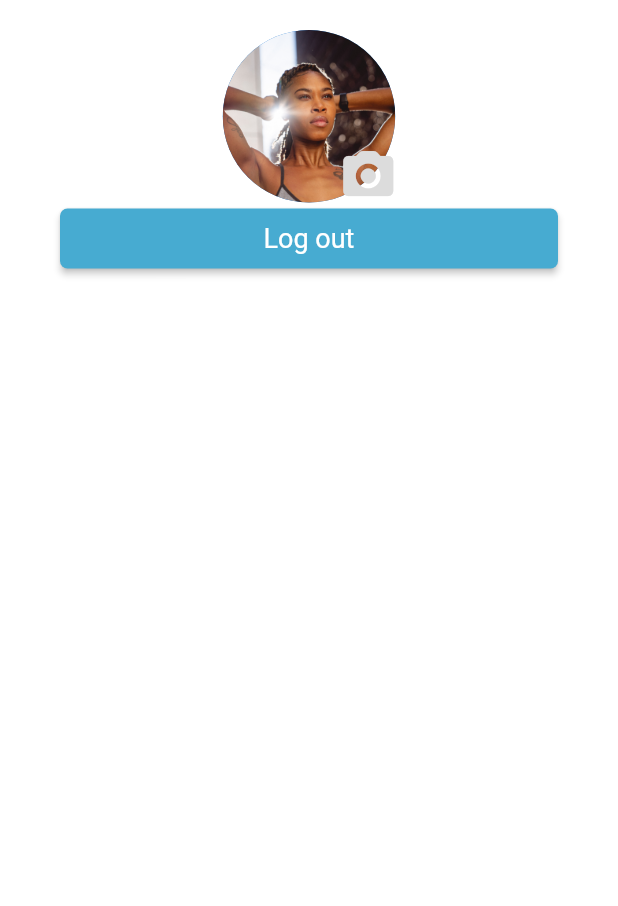
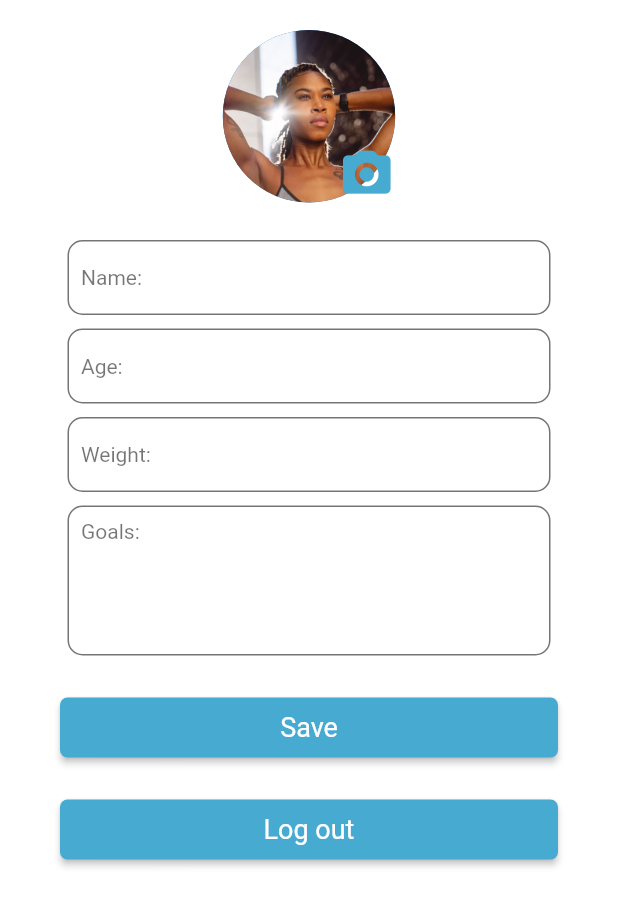
Before and after one commit to joelplotnik/HunterFit, a Flutter app: the ProfileView screen opened directly, on a phone screen of 412 x 824 dp. Shown: the top 906 px of the screen. Run offline on Flutter 3.47's test engine with Material 2 defaults, Android fonts, the phone set to English and light mode, and no system bars; our stand-ins replace flutter_svg, font_awesome_flutter, google_maps_flutter, location, sqflite; accounts and stored records are empty.

Commit message:
Updated profile_view.dart

```diff
--- a/lib/view/forms/login_form.dart
+++ b/lib/view/forms/login_form.dart
@@ -31,7 +31,7 @@ class LoginFormState extends State<LoginForm> {
     loginViewModel.getUserDB();
 
     // ********** For testing purposes ***********
-    // signupViewModel.deleteUser(''); // Enter a username is database to delete user
+    // signupViewModel.deleteUser(''); // Enter a username in database to delete user
     loginViewModel.printDatabase();
 
     // Build a Form widget using the _formKey created above.
--- a/lib/view/profile_view.dart
+++ b/lib/view/profile_view.dart
@@ -50,8 +50,8 @@ class _ProfileViewState extends State<ProfileView> {
                               onPressed: () => {},
                               child: const Icon(
                                 Icons.camera_alt_rounded,
-                                color: Color(0xFFdcdcdc),
-                                size: 40,
+                                color: Color(0xFF47ABD1),
+                                size: 38,
                               ),
                             ),
                           ),
@@ -59,6 +59,128 @@ class _ProfileViewState extends State<ProfileView> {
                       ],
                     ),
                   ),
+                  const SizedBox(height: 20),
+
+                  Padding(
+                    padding: const EdgeInsets.fromLTRB(5, 5, 5, 4),
+                    child: Container(
+                      height: 50,
+                      child: const Align(
+                        alignment: Alignment.centerLeft,
+                        child: Padding(
+                          padding: EdgeInsets.all(8.0),
+                          child: Text(
+                            'Name: ',
+                            style: TextStyle(color: Colors.black54),
+                          ),
+                        ),
+                      ),
+                      decoration: BoxDecoration(
+                          borderRadius:
+                              const BorderRadius.all(Radius.circular(10)),
+                          border: Border.all(width: 1.0, color: Colors.black54)),
+                    ),
+                  ),
+
+                  Padding(
+                    padding: const EdgeInsets.fromLTRB(5, 5, 5, 4),
+                    child: Container(
+                      height: 50,
+                      child: const Align(
+                        alignment: Alignment.centerLeft,
+                        child: Padding(
+                          padding: EdgeInsets.all(8.0),
+                          child: Text(
+                            'Age: ',
+                            style: TextStyle(color: Colors.black54),
+                          ),
+                        ),
+                      ),
+                      decoration: BoxDecoration(
+                          borderRadius:
+                          const BorderRadius.all(Radius.circular(10)),
+                          border: Border.all(width: 1.0, color: Colors.black54)),
+                    ),
+                  ),
+
+                  Padding(
+                    padding: const EdgeInsets.fromLTRB(5, 5, 5, 4),
+                    child: Container(
+                      height: 50,
+                      child: const Align(
+                        alignment: Alignment.centerLeft,
+                        child: Padding(
+                          padding: EdgeInsets.all(8.0),
+                          child: Text(
+                            'Weight: ',
+                            style: TextStyle(color: Colors.black54),
+                          ),
+                        ),
+                      ),
+                      decoration: BoxDecoration(
+                          borderRadius:
+                          const BorderRadius.all(Radius.circular(10)),
+                          border: Border.all(width: 1.0, color: Colors.black54)),
+                    ),
+                  ),
+
+                  Padding(
+                    padding: const EdgeInsets.fromLTRB(5, 5, 5, 4),
+                    child: Container(
+                      height: 100,
+                      child: const Align(
+                        alignment: Alignment.topLeft,
+                        child: Padding(
+                          padding: EdgeInsets.all(8.0),
+                          child: Text(
+                            'Goals: ',
+                            style: TextStyle(color: Colors.black54),
+                          ),
+                        ),
+                      ),
+                      decoration: BoxDecoration(
+                          borderRadius:
+                          const BorderRadius.all(Radius.circular(10)),
+                          border: Border.all(width: 1.0, color: Colors.black54)),
+                    ),
+                  ),
+
+                  const SizedBox(height: 20),
+
+                  ElevatedButton(
+                    child: const Text(
+                      'Save',
+                      textAlign: TextAlign.center,
+                    ),
+                    onPressed: () {
+                      Navigator.push(
+                        context,
+                        MaterialPageRoute(
+                            builder: (context) => const LoginView()),
+                      );
+                    },
+                    style: ElevatedButton.styleFrom(
+                      minimumSize: const Size(double.infinity, 40),
+                      primary: const Color(0xFF47ABD1),
+                      padding: const EdgeInsets.only(
+                          left: 40, right: 40, bottom: 8.0, top: 8.0),
+                      textStyle: const TextStyle(
+                          fontSize: 18,
+                          fontFamily: 'Roboto',
+                          fontWeight: FontWeight.normal),
+                      shape: const RoundedRectangleBorder(
+                        borderRadius: BorderRadius.only(
+                          topLeft: Radius.circular(5),
+                          topRight: Radius.circular(5),
+                          bottomLeft: Radius.circular(5),
+                          bottomRight: Radius.circular(5),
+                        ),
+                      ),
+                    ),
+                  ),
+
+                  const SizedBox(height: 20),
+
                   ElevatedButton(
                     child: const Text(
                       'Log out',
```
